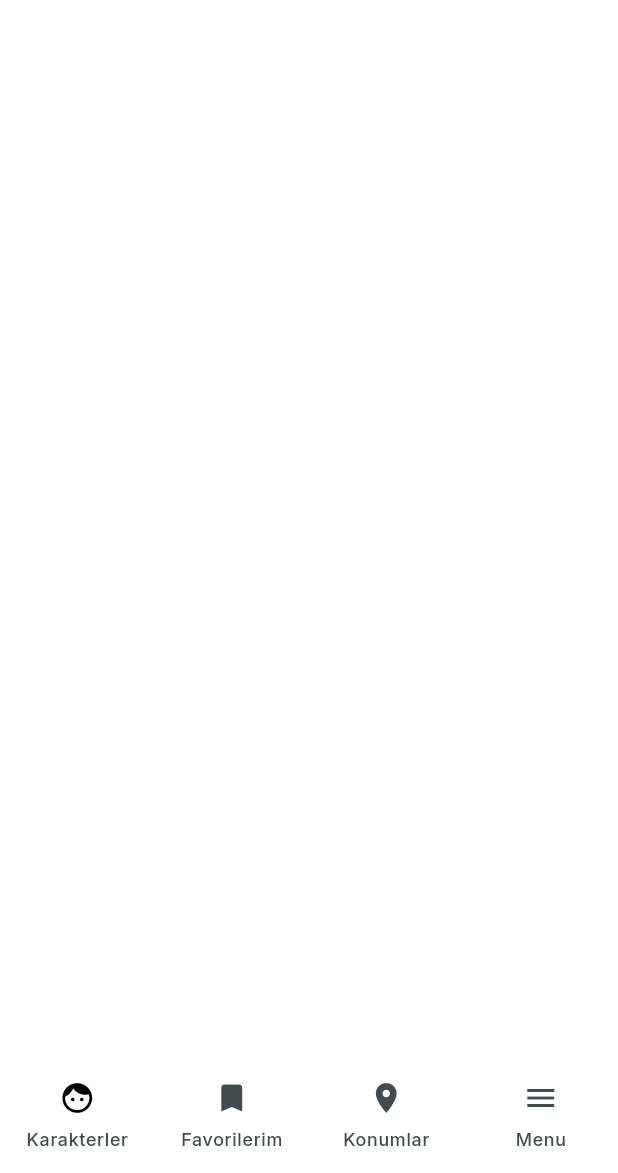
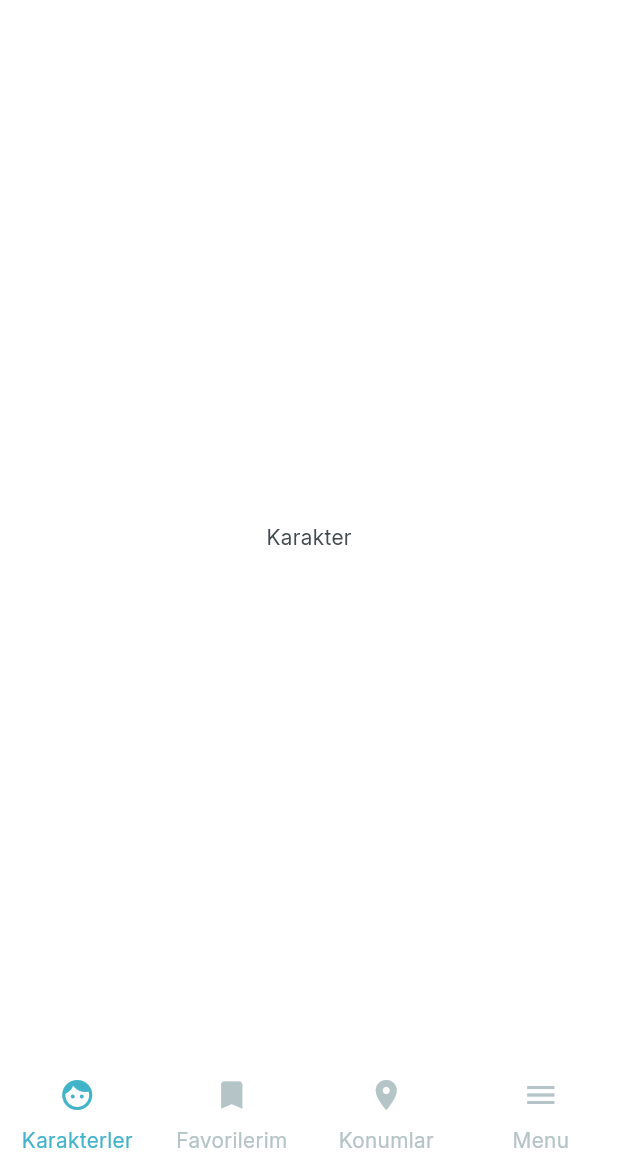
Before and after one commit to arslanoktay/RickAndMortyCharactersMobile, a Flutter app: the screen it shows after launch, on a phone screen of 412 x 824 dp, the part 63-1236 px from its top. Run offline on Flutter 3.47's test engine with Material 3 defaults, Android fonts, the phone set to English and light mode, and no system bars; our stand-ins replace go_router.

Commit message:
navigation bar dinamik hale getirildi, routelar bağlandı

```diff
--- /dev/null
+++ b/lib/app/router.dart
@@ -0,0 +1,66 @@
+import 'package:flutter/widgets.dart';
+import 'package:go_router/go_router.dart';
+import 'package:rickandmorty/views/app_view.dart';
+import 'package:rickandmorty/views/characters_view/characters_view.dart';
+import 'package:rickandmorty/views/favourites_view/favourites_view.dart';
+import 'package:rickandmorty/views/locations_view.dart/locations_view.dart';
+import 'package:rickandmorty/views/sections_view/sections_view.dart';
+
+final _routerKey = GlobalKey<NavigatorState>();
+
+class AppRoutes {
+  AppRoutes._();
+  static const String characters = '/';
+  static const String favourites = '/favourites';
+  static const String locations = '/locations';
+  static const String sections = '/sections';
+}
+
+final router = GoRouter(
+  navigatorKey: _routerKey,
+  initialLocation: AppRoutes.characters,
+  routes: [
+    StatefulShellRoute.indexedStack(
+      builder: (context, state, navigationShell) => AppView(navigationShell: navigationShell),
+      branches: [
+        StatefulShellBranch(
+          routes: [
+            GoRoute(
+              path: AppRoutes.characters,
+              builder: (context, state) => const CharactersView()
+             )
+          ]
+
+        ),
+        StatefulShellBranch(
+          routes: [
+            GoRoute(
+              path: AppRoutes.favourites,
+              builder: (context, state) => const FavouritesView()
+             )
+          ]
+
+        ),
+        StatefulShellBranch(
+          routes: [
+            GoRoute(
+              path: AppRoutes.locations,
+              builder: (context, state) => const LocationsView()
+             )
+          ]
+
+        ),
+        StatefulShellBranch(
+          routes: [
+            GoRoute(
+              path: AppRoutes.sections,
+              builder: (context, state) => const SectionsView()
+             )
+          ]
+
+        )
+      ]
+    ),
+  ]
+
+);
--- a/lib/main.dart
+++ b/lib/main.dart
@@ -1,4 +1,5 @@
 import 'package:flutter/material.dart';
+import 'package:rickandmorty/app/router.dart';
 import 'package:rickandmorty/app/theme.dart';
 import 'package:rickandmorty/views/app_view.dart';
 
@@ -9,10 +10,12 @@ class MyApp extends StatelessWidget {
 
   @override
   Widget build(BuildContext context) {
-    return MaterialApp(
+    return MaterialApp.router(
       debugShowCheckedModeBanner: false,
       theme: AppTheme.lightTheme,
-      home: const AppView(),
+      routerConfig: router,
+
+
     );
   }
 }
--- a/lib/views/app_view.dart
+++ b/lib/views/app_view.dart
@@ -1,23 +1,73 @@
 import 'package:flutter/material.dart';
+import 'package:go_router/go_router.dart';
 
 class AppView extends StatelessWidget {
-  const AppView({super.key});
+  final StatefulNavigationShell navigationShell;
+  const AppView({super.key, required this.navigationShell});
 
   @override
   Widget build(BuildContext context) {
     return Scaffold(
       appBar: _appBarWidget(),
+      body: navigationShell, // Seçili navigationbardan gelen konacak(path den gelen view)
+      bottomNavigationBar: NavigationBarTheme(
+        data: NavigationBarThemeData( // Navigation bar text dinamik renk değiştirmesi buradan sağlanıyor
+          labelTextStyle: WidgetStateTextStyle.resolveWith((states) {
+            if(states.contains(WidgetState.selected)){
+              return TextStyle(color: Theme.of(context).colorScheme.primary);
+            }else {
+              return TextStyle(color: Theme.of(context).colorScheme.tertiary);
+            }
+          })
+        ),
+        child: NavigationBar( //!! iki seçenek var, buttonnavigationbar material2.0 eski görünüm, NavigationBar yeni görünüm
+          selectedIndex: navigationShell.currentIndex, // aktif seçili index kısım buradan geliyor
+          indicatorColor: Colors.transparent, // sanırım seçili kısım
+          onDestinationSelected: navigationShell.goBranch, // hangisinin tıklandığını navigationshell e buradan bildiriyoruz
+          destinations:  [
+            _menuItem(
+              context,
+              currentIndex: navigationShell.currentIndex,
+              index: 0,
+              icon: Icons.face,
+              label: 'Karakterler'
+            ),
+            _menuItem(
+              context,
+              currentIndex: navigationShell.currentIndex,
+              index: 1,
+              icon: Icons.bookmark,
+              label: 'Favorilerim'
+            ),
+            _menuItem(
+              context,
+              currentIndex: navigationShell.currentIndex,
+              index: 2,
+              icon: Icons.location_on,
+              label: 'Konumlar'
+            ),
+            _menuItem(
+              context,
+              currentIndex: navigationShell.currentIndex,
+              index: 3,
+              icon: Icons.menu,
+              label: 'Menu'
+            ),
+            // En başta görünsün diye direk eklemiştik iptal
+            // NavigationDestination(icon: Icon(Icons.face), label: 'Karakterler'),
+            // NavigationDestination(icon: Icon(Icons.bookmark), label: 'Favorilerim'),
+            // NavigationDestination(icon: Icon(Icons.location_on), label: 'Konumlar'),
+            // NavigationDestination(icon: Icon(Icons.menu), label: 'Menu'),
+          ]
+        ),
+      ),
+    );
+  }
 
-      //!! iki seçenek var, buttonnavigationbar material2.0 eski görünüm, NavigationBar yeni görünüm
-      bottomNavigationBar: NavigationBar(
-        indicatorColor: Colors.transparent, // sanırım seçili kısım
-        destinations: const [
-          NavigationDestination(icon: Icon(Icons.face), label: 'Karakterler'),
-          NavigationDestination(icon: Icon(Icons.bookmark), label: 'Favorilerim'),
-          NavigationDestination(icon: Icon(Icons.location_on), label: 'Konumlar'),
-          NavigationDestination(icon: Icon(Icons.menu), label: 'Menu'),
-        ]
-      ),
+  Widget _menuItem(BuildContext context,{required int index, required int currentIndex, required String label, required IconData icon}) { // kendi indexi ve seçili index
+    return NavigationDestination(
+      icon: Icon(icon, color: currentIndex == index ? Theme.of(context).colorScheme.primary:Theme.of(context).colorScheme.tertiary),
+      label: label, // NavigationBarThemeData ile dinamik hale geliyor
     );
   }
 
--- /dev/null
+++ b/lib/views/characters_view/characters_view.dart
@@ -0,0 +1,10 @@
+import 'package:flutter/widgets.dart';
+
+class CharactersView extends StatelessWidget {
+  const CharactersView({super.key});
+
+  @override
+  Widget build(BuildContext context) {
+    return Center(child: Text("Karakter"),);
+  }
+}
--- /dev/null
+++ b/lib/views/favourites_view/favourites_view.dart
@@ -0,0 +1,10 @@
+import 'package:flutter/widgets.dart';
+
+class FavouritesView extends StatelessWidget {
+  const FavouritesView({super.key});
+
+  @override
+  Widget build(BuildContext context) {
+    return const Center(child: Text("Favorilerim"),);
+  }
+}
--- /dev/null
+++ b/lib/views/locations_view.dart/locations_view.dart
@@ -0,0 +1,10 @@
+import 'package:flutter/widgets.dart';
+
+class LocationsView extends StatelessWidget {
+  const LocationsView({super.key});
+
+  @override
+  Widget build(BuildContext context) {
+    return const Center(child: Text('Lokasyonlar'),);
+  }
+}
--- /dev/null
+++ b/lib/views/sections_view/sections_view.dart
@@ -0,0 +1,10 @@
+import 'package:flutter/widgets.dart';
+
+class SectionsView extends StatelessWidget {
+  const SectionsView({super.key});
+
+  @override
+  Widget build(BuildContext context) {
+    return const Center(child: Text('Sections'),);
+  }
+}
--- a/pubspec.yaml
+++ b/pubspec.yaml
@@ -35,6 +35,7 @@ dependencies:
   # The following adds the Cupertino Icons font to your application.
   # Use with the CupertinoIcons class for iOS style icons.
   cupertino_icons: ^1.0.8
+  go_router: ^14.4.1
 
 dev_dependencies:
   flutter_test:
```
Also changed, not shown: pubspec.lock.
